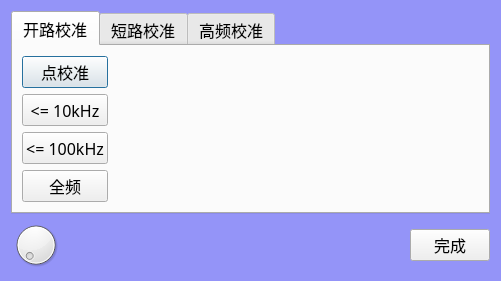
Qt form MeterMode/cls6440Calibration.ui (caicaiking/WKEFactoryView2014) before a commit.
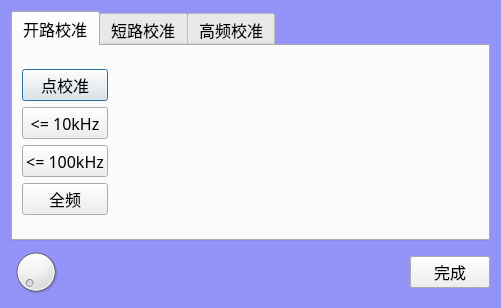
The same form after that commit.

```diff
--- a/MeterMode/cls6440Calibration.ui
+++ b/MeterMode/cls6440Calibration.ui
@@ -7,7 +7,7 @@
     <x>0</x>
     <y>0</y>
     <width>501</width>
-    <height>254</height>
+    <height>308</height>
    </rect>
   </property>
   <property name="windowTitle">
```
